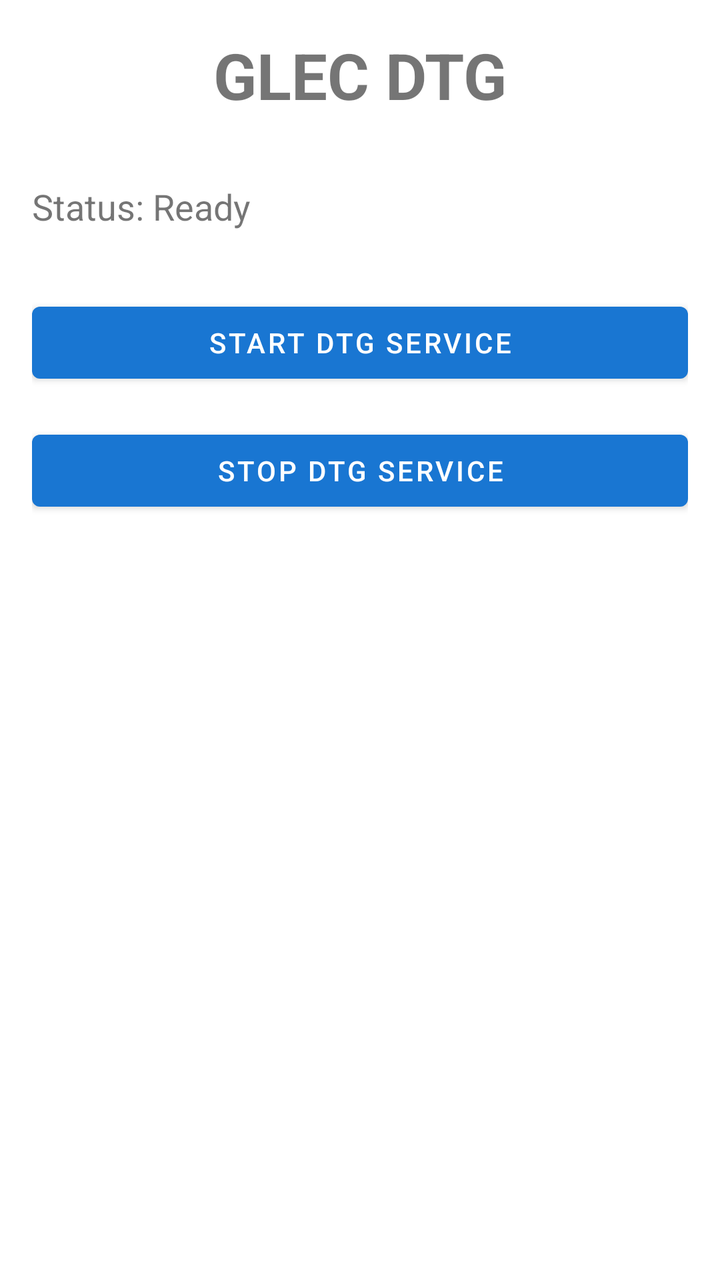
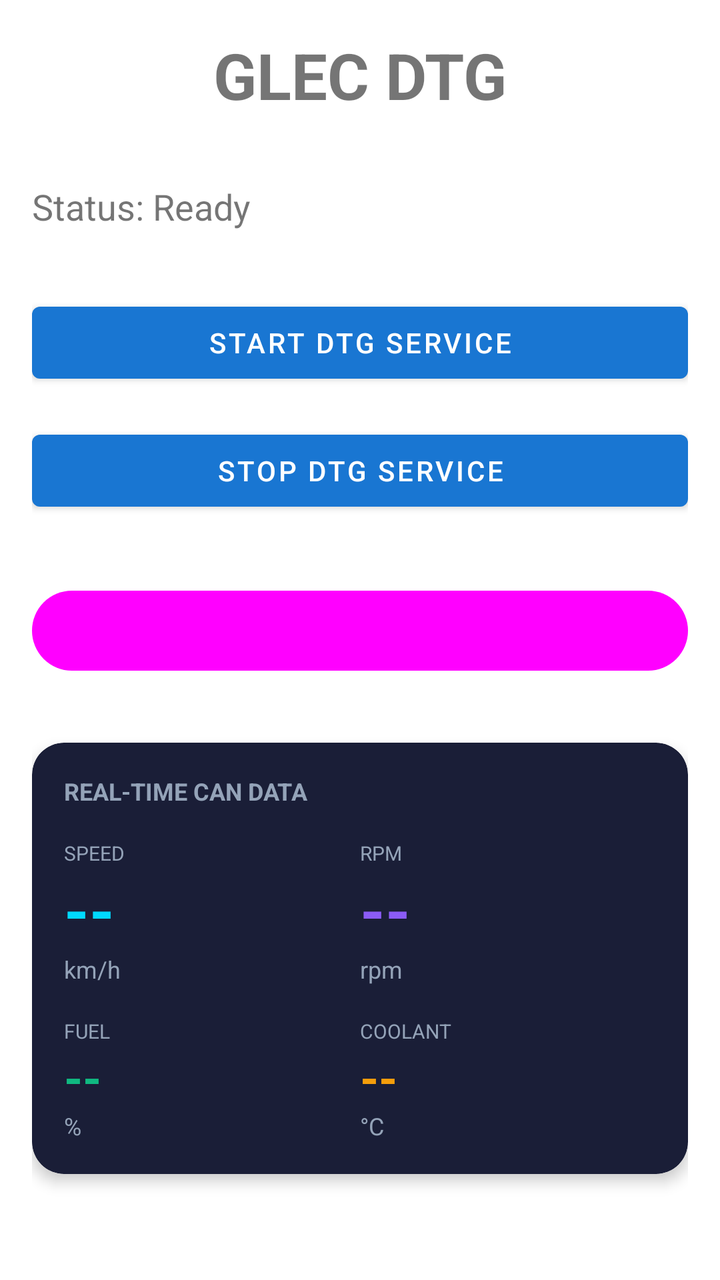

Two renders of the same Android screen: before a commit and after it. Below are the layout's source before the change and the commit's diff.
<!-- AndroidManifest.xml: application theme Theme.GLECDTG -->
<!-- res/layout/activity_main.xml -->
<?xml version="1.0" encoding="utf-8"?>
<androidx.constraintlayout.widget.ConstraintLayout xmlns:android="http://schemas.android.com/apk/res/android"
    xmlns:app="http://schemas.android.com/apk/res-auto"
    xmlns:tools="http://schemas.android.com/tools"
    android:layout_width="match_parent"
    android:layout_height="match_parent"
    android:padding="16dp"
    tools:context=".MainActivity">

    <com.google.android.material.textview.MaterialTextView
        android:id="@+id/titleTextView"
        android:layout_width="wrap_content"
        android:layout_height="wrap_content"
        android:text="GLEC DTG"
        android:textSize="32sp"
        android:textStyle="bold"
        app:layout_constraintEnd_toEndOf="parent"
        app:layout_constraintStart_toStartOf="parent"
        app:layout_constraintTop_toTopOf="parent" />

    <com.google.android.material.textview.MaterialTextView
        android:id="@+id/statusTextView"
        android:layout_width="0dp"
        android:layout_height="wrap_content"
        android:layout_marginTop="32dp"
        android:text="Status: Ready"
        android:textSize="18sp"
        app:layout_constraintEnd_toEndOf="parent"
        app:layout_constraintStart_toStartOf="parent"
        app:layout_constraintTop_toBottomOf="@id/titleTextView" />

    <com.google.android.material.button.MaterialButton
        android:id="@+id/startButton"
        android:layout_width="0dp"
        android:layout_height="wrap_content"
        android:layout_marginTop="32dp"
        android:text="Start DTG Service"
        app:layout_constraintEnd_toEndOf="parent"
        app:layout_constraintStart_toStartOf="parent"
        app:layout_constraintTop_toBottomOf="@id/statusTextView" />

    <com.google.android.material.button.MaterialButton
        android:id="@+id/stopButton"
        android:layout_width="0dp"
        android:layout_height="wrap_content"
        android:layout_marginTop="16dp"
        android:text="Stop DTG Service"
        app:layout_constraintEnd_toEndOf="parent"
        app:layout_constraintStart_toStartOf="parent"
        app:layout_constraintTop_toBottomOf="@id/startButton" />

</androidx.constraintlayout.widget.ConstraintLayout>
<!-- resources referenced by this layout -->
<resources>
  <style name="Theme.GLECDTG" parent="Theme.MaterialComponents.DayNight.DarkActionBar">
          
          <item name="colorPrimary">@color/primary</item>
          <item name="colorPrimaryVariant">@color/primary_dark</item>
          <item name="colorOnPrimary">@color/white</item>
  
          
          <item name="colorSecondary">@color/accent</item>
          <item name="colorSecondaryVariant">@color/accent</item>
          <item name="colorOnSecondary">@color/white</item>
  
          
          <item name="android:statusBarColor">@color/primary_dark</item>
  
          
          <item name="android:textColorPrimary">@color/text_primary</item>
          <item name="android:textColorSecondary">@color/text_secondary</item>
      </style>
  <color name="primary">#1976D2</color>
  <color name="primary_dark">#1565C0</color>
  <color name="white">#FFFFFF</color>
  <color name="accent">#FF5722</color>
  <color name="text_primary">#212121</color>
  <color name="text_secondary">#757575</color>
</resources>

<!-- the commit's change to res/layout/activity_main.xml (unified diff, before → after) -->
@@ -1,9 +1,14 @@
 <?xml version="1.0" encoding="utf-8"?>
-<androidx.constraintlayout.widget.ConstraintLayout xmlns:android="http://schemas.android.com/apk/res/android"
+<ScrollView xmlns:android="http://schemas.android.com/apk/res/android"
     xmlns:app="http://schemas.android.com/apk/res-auto"
     xmlns:tools="http://schemas.android.com/tools"
     android:layout_width="match_parent"
     android:layout_height="match_parent"
+    android:fillViewport="true">
+
+<androidx.constraintlayout.widget.ConstraintLayout
+    android:layout_width="match_parent"
+    android:layout_height="wrap_content"
     android:padding="16dp"
     tools:context=".MainActivity">
 
@@ -49,4 +54,186 @@
         app:layout_constraintStart_toStartOf="parent"
         app:layout_constraintTop_toBottomOf="@id/startButton" />
 
+    <com.google.android.material.button.MaterialButton
+        android:id="@+id/voiceQueryButton"
+        android:layout_width="0dp"
+        android:layout_height="wrap_content"
+        android:layout_marginTop="32dp"
+        android:text="Ask Voice Question (Test)"
+        style="@style/Widget.Material3.Button.TonalButton"
+        app:layout_constraintEnd_toEndOf="parent"
+        app:layout_constraintStart_toStartOf="parent"
+        app:layout_constraintTop_toBottomOf="@id/stopButton" />
+
+    
+    <com.google.android.material.card.MaterialCardView
+        android:id="@+id/cardRealtimeData"
+        android:layout_width="0dp"
+        android:layout_height="wrap_content"
+        android:layout_marginTop="32dp"
+        app:cardBackgroundColor="#1A1E37"
+        app:cardCornerRadius="16dp"
+        app:cardElevation="4dp"
+        app:layout_constraintEnd_toEndOf="parent"
+        app:layout_constraintStart_toStartOf="parent"
+        app:layout_constraintTop_toBottomOf="@id/voiceQueryButton">
+
+        <LinearLayout
+            android:layout_width="match_parent"
+            android:layout_height="wrap_content"
+            android:orientation="vertical"
+            android:padding="16dp">
+
+            <com.google.android.material.textview.MaterialTextView
+                android:layout_width="wrap_content"
+                android:layout_height="wrap_content"
+                android:text="REAL-TIME CAN DATA"
+                android:textColor="#94A3B8"
+                android:textSize="12sp"
+                android:textStyle="bold" />
+
+            
+            <LinearLayout
+                android:layout_width="match_parent"
+                android:layout_height="wrap_content"
+                android:layout_marginTop="16dp"
+                android:orientation="horizontal"
+                android:gravity="center_vertical">
+
+                <LinearLayout
+                    android:layout_width="0dp"
+                    android:layout_height="wrap_content"
+                    android:layout_weight="1"
+                    android:orientation="vertical">
+
+                    <com.google.android.material.textview.MaterialTextView
+                        android:layout_width="wrap_content"
+                        android:layout_height="wrap_content"
+                        android:text="SPEED"
+                        android:textColor="#94A3B8"
+                        android:textSize="10sp" />
+
+                    <com.google.android.material.textview.MaterialTextView
+                        android:id="@+id/tvVehicleSpeed"
+                        android:layout_width="wrap_content"
+                        android:layout_height="wrap_content"
+                        android:text="--"
+                        android:textColor="#00D9FF"
+                        android:textSize="32sp"
+                        android:textStyle="bold" />
+
+                    <com.google.android.material.textview.MaterialTextView
+                        android:layout_width="wrap_content"
+                        android:layout_height="wrap_content"
+                        android:text="km/h"
+                        android:textColor="#94A3B8"
+                        android:textSize="12sp" />
+                </LinearLayout>
+
+                
+                <LinearLayout
+                    android:layout_width="0dp"
+                    android:layout_height="wrap_content"
+                    android:layout_weight="1"
+                    android:orientation="vertical">
+
+                    <com.google.android.material.textview.MaterialTextView
+                        android:layout_width="wrap_content"
+                        android:layout_height="wrap_content"
+                        android:text="RPM"
+                        android:textColor="#94A3B8"
+                        android:textSize="10sp" />
+
+                    <com.google.android.material.textview.MaterialTextView
+                        android:id="@+id/tvEngineRPM"
+                        android:layout_width="wrap_content"
+                        android:layout_height="wrap_content"
+                        android:text="--"
+                        android:textColor="#8B5CF6"
+                        android:textSize="32sp"
+                        android:textStyle="bold" />
+
+                    <com.google.android.material.textview.MaterialTextView
+                        android:layout_width="wrap_content"
+                        android:layout_height="wrap_content"
+                        android:text="rpm"
+                        android:textColor="#94A3B8"
+                        android:textSize="12sp" />
+                </LinearLayout>
+            </LinearLayout>
+
+            
+            <LinearLayout
+                android:layout_width="match_parent"
+                android:layout_height="wrap_content"
+                android:layout_marginTop="16dp"
+                android:orientation="horizontal"
+                android:gravity="center_vertical">
+
+                <LinearLayout
+                    android:layout_width="0dp"
+                    android:layout_height="wrap_content"
+                    android:layout_weight="1"
+                    android:orientation="vertical">
+
+                    <com.google.android.material.textview.MaterialTextView
+                        android:layout_width="wrap_content"
+                        android:layout_height="wrap_content"
+                        android:text="FUEL"
+                        android:textColor="#94A3B8"
+                        android:textSize="10sp" />
+
+                    <com.google.android.material.textview.MaterialTextView
+                        android:id="@+id/tvFuelLevel"
+                        android:layout_width="wrap_content"
+                        android:layout_height="wrap_content"
+                        android:text="--"
+                        android:textColor="#10B981"
+                        android:textSize="24sp"
+                        android:textStyle="bold" />
+
+                    <com.google.android.material.textview.MaterialTextView
+                        android:layout_width="wrap_content"
+                        android:layout_height="wrap_content"
+                        android:text="%"
+                        android:textColor="#94A3B8"
+                        android:textSize="12sp" />
+                </LinearLayout>
+
+                
+                <LinearLayout
+                    android:layout_width="0dp"
+                    android:layout_height="wrap_content"
+                    android:layout_weight="1"
+                    android:orientation="vertical">
+
+                    <com.google.android.material.textview.MaterialTextView
+                        android:layout_width="wrap_content"
+                        android:layout_height="wrap_content"
+                        android:text="COOLANT"
+                        android:textColor="#94A3B8"
+                        android:textSize="10sp" />
+
+                    <com.google.android.material.textview.MaterialTextView
+                        android:id="@+id/tvCoolantTemp"
+                        android:layout_width="wrap_content"
+                        android:layout_height="wrap_content"
+                        android:text="--"
+                        android:textColor="#F59E0B"
+                        android:textSize="24sp"
+                        android:textStyle="bold" />
+
+                    <com.google.android.material.textview.MaterialTextView
+                        android:layout_width="wrap_content"
+                        android:layout_height="wrap_content"
+                        android:text="°C"
+                        android:textColor="#94A3B8"
+                        android:textSize="12sp" />
+                </LinearLayout>
+            </LinearLayout>
+
+        </LinearLayout>
+    </com.google.android.material.card.MaterialCardView>
+
 </androidx.constraintlayout.widget.ConstraintLayout>
+</ScrollView>
